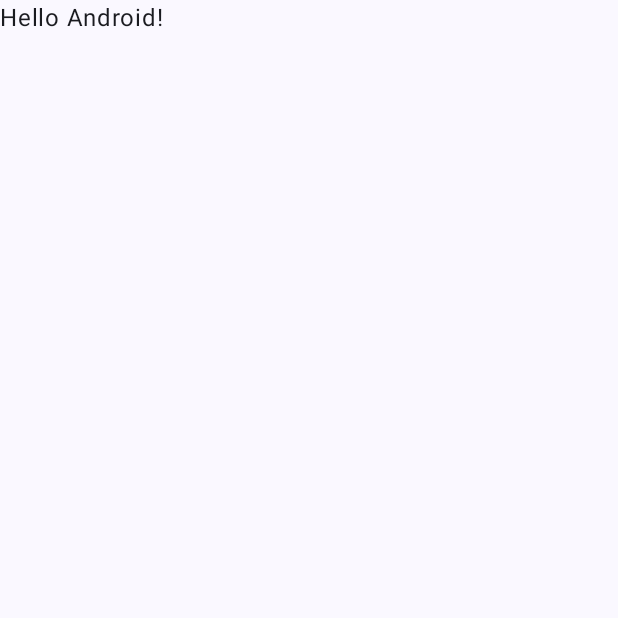
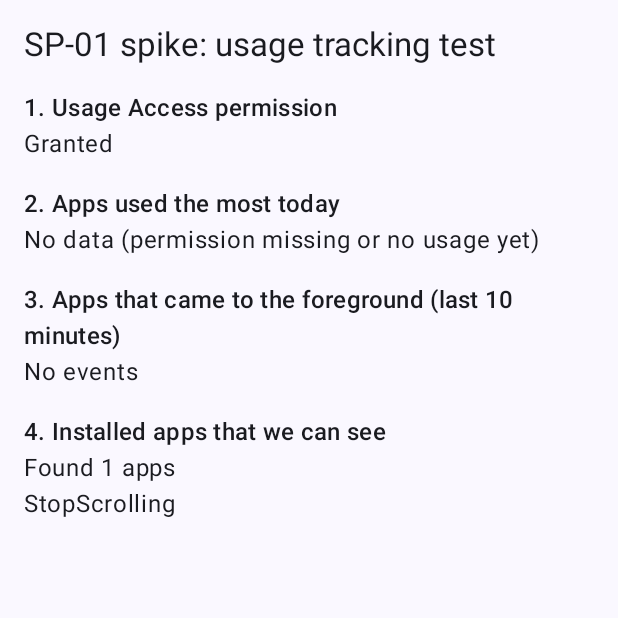
Before and after one commit to AuroraHEL/StopScrolling, an Android app built with Jetpack Compose: the screen it shows after launch (MainActivity), on a phone screen of 412 x 824 dp, the top half of it. Before the commit the part shown is almost empty. Run offline under Robolectric (Android 15) with nearby library versions, the phone set to English and light mode, and no system bars.

Commit message:
SP-01: add usage tracking test screen

```diff
--- a/app/src/main/AndroidManifest.xml
+++ b/app/src/main/AndroidManifest.xml
@@ -1,6 +1,17 @@
 <?xml version="1.0" encoding="utf-8"?>
 <manifest xmlns:android="http://schemas.android.com/apk/res/android"
     xmlns:tools="http://schemas.android.com/tools">
+
+    <uses-permission
+        android:name="android.permission.PACKAGE_USAGE_STATS"
+        tools:ignore="ProtectedPermissions" />
+
+    <queries>
+        <intent>
+            <action android:name="android.intent.action.MAIN" />
+            <category android:name="android.intent.category.LAUNCHER" />
+        </intent>
+    </queries>
 
     <application
         android:allowBackup="true"
--- a/app/src/main/java/com/example/stopscrolling/MainActivity.kt
+++ b/app/src/main/java/com/example/stopscrolling/MainActivity.kt
@@ -4,44 +4,126 @@ import android.os.Bundle
 import androidx.activity.ComponentActivity
 import androidx.activity.compose.setContent
 import androidx.activity.enableEdgeToEdge
+import androidx.compose.foundation.layout.Column
+import androidx.compose.foundation.layout.Spacer
 import androidx.compose.foundation.layout.fillMaxSize
+import androidx.compose.foundation.layout.height
 import androidx.compose.foundation.layout.padding
+import androidx.compose.foundation.rememberScrollState
+import androidx.compose.foundation.verticalScroll
+import androidx.compose.material3.Button
+import androidx.compose.material3.MaterialTheme
 import androidx.compose.material3.Scaffold
 import androidx.compose.material3.Text
 import androidx.compose.runtime.Composable
+import androidx.compose.runtime.getValue
+import androidx.compose.runtime.mutableIntStateOf
+import androidx.compose.runtime.remember
+import androidx.compose.runtime.setValue
 import androidx.compose.ui.Modifier
-import androidx.compose.ui.tooling.preview.Preview
+import androidx.compose.ui.platform.LocalContext
+import androidx.compose.ui.unit.dp
 import com.example.stopscrolling.ui.theme.StopScrollingTheme
 
+// Spike SP-01: test screen. It only shows what Android lets us read.
 class MainActivity : ComponentActivity() {
+
+    // This number changes every time the user comes back to the app
+    // (for example from the settings or from another app).
+    // When it changes, the screen reads the data again.
+    private var refreshCount by mutableIntStateOf(0)
+
     override fun onCreate(savedInstanceState: Bundle?) {
         super.onCreate(savedInstanceState)
         enableEdgeToEdge()
         setContent {
             StopScrollingTheme {
                 Scaffold(modifier = Modifier.fillMaxSize()) { innerPadding ->
-                    Greeting(
-                        name = "Android",
+                    SpikeScreen(
+                        refreshCount = refreshCount,
                         modifier = Modifier.padding(innerPadding)
                     )
                 }
             }
         }
     }
+
+    override fun onResume() {
+        super.onResume()
+        refreshCount++
+    }
 }
 
 @Composable
-fun Greeting(name: String, modifier: Modifier = Modifier) {
-    Text(
-        text = "Hello $name!",
+fun SpikeScreen(refreshCount: Int, modifier: Modifier = Modifier) {
+    val context = LocalContext.current
+
+    // "remember(refreshCount)" runs the code again when refreshCount changes
+    val hasAccess = remember(refreshCount) { hasUsageAccess(context) }
+    val todayUsage = remember(refreshCount) {
+        if (hasAccess) getTodayUsage(context) else emptyList()
+    }
+    val foregroundApps = remember(refreshCount) {
+        if (hasAccess) getRecentForegroundApps(context) else emptyList()
+    }
+    val launchableApps = remember(refreshCount) { getLaunchableApps(context) }
+
+    Column(
         modifier = modifier
-    )
-}
+            .verticalScroll(rememberScrollState())
+            .padding(16.dp)
+    ) {
+        Text(
+            text = "SP-01 spike: usage tracking test",
+            style = MaterialTheme.typography.titleLarge
+        )
+        Spacer(modifier = Modifier.height(16.dp))
 
-@Preview(showBackground = true)
-@Composable
-fun GreetingPreview() {
-    StopScrollingTheme {
-        Greeting("Android")
+        // Test 1: permission
+        Text(
+            text = "1. Usage Access permission",
+            style = MaterialTheme.typography.titleMedium
+        )
+        Text(text = if (hasAccess) "Granted" else "NOT granted")
+        if (!hasAccess) {
+            Button(onClick = { openUsageAccessSettings(context) }) {
+                Text(text = "Open Usage Access settings")
+            }
+        }
+        Spacer(modifier = Modifier.height(16.dp))
+
+        // Test 2: usage time of today
+        Text(
+            text = "2. Apps used the most today",
+            style = MaterialTheme.typography.titleMedium
+        )
+        if (todayUsage.isEmpty()) {
+            Text(text = "No data (permission missing or no usage yet)")
+        }
+        todayUsage.forEach { app ->
+            Text(text = "${app.label}: ${app.seconds / 60} min ${app.seconds % 60} s")
+        }
+        Spacer(modifier = Modifier.height(16.dp))
+
+        // Test 3: foreground app (newest first)
+        Text(
+            text = "3. Apps that came to the foreground (last 10 minutes)",
+            style = MaterialTheme.typography.titleMedium
+        )
+        if (foregroundApps.isEmpty()) {
+            Text(text = "No events")
+        }
+        foregroundApps.forEach { line ->
+            Text(text = line)
+        }
+        Spacer(modifier = Modifier.height(16.dp))
+
+        // Test 4: installed apps that the user can open
+        Text(
+            text = "4. Installed apps that we can see",
+            style = MaterialTheme.typography.titleMedium
+        )
+        Text(text = "Found ${launchableApps.size} apps")
+        Text(text = launchableApps.take(10).joinToString(", "))
     }
 }
--- /dev/null
+++ b/app/src/main/java/com/example/stopscrolling/UsageSpike.kt
@@ -0,0 +1,125 @@
+package com.example.stopscrolling
+
+import android.Manifest
+import android.app.AppOpsManager
+import android.app.usage.UsageEvents
+import android.app.usage.UsageStatsManager
+import android.content.Context
+import android.content.Intent
+import android.content.pm.PackageManager
+import android.os.Build
+import android.os.Process
+import android.provider.Settings
+import androidx.annotation.RequiresPermission
+import java.text.SimpleDateFormat
+import java.util.Calendar
+import java.util.Date
+import java.util.Locale
+
+// Spike SP-01: small helper functions to test what Android allows us to do.
+// This is test code. It will not be part of the final app.
+
+// One app and how many seconds it was used today
+data class AppUsage(val label: String, val seconds: Long)
+
+// ---------- Question 1: permission and usage time ----------
+
+// Usage Access is a special permission. The user must turn it on in the Android settings.
+// We check it with AppOpsManager, because there is no normal permission dialog for it.
+@Suppress("DEPRECATION")
+fun hasUsageAccess(context: Context): Boolean {
+    val appOps = context.getSystemService(Context.APP_OPS_SERVICE) as AppOpsManager
+    val mode = if (Build.VERSION.SDK_INT >= Build.VERSION_CODES.Q) {
+        appOps.unsafeCheckOpNoThrow(
+            AppOpsManager.OPSTR_GET_USAGE_STATS,
+            Process.myUid(),
+            context.packageName
+        )
+    } else {
+        appOps.checkOpNoThrow(
+            AppOpsManager.OPSTR_GET_USAGE_STATS,
+            Process.myUid(),
+            context.packageName
+        )
+    }
+    return mode == AppOpsManager.MODE_ALLOWED
+}
+
+// Opens the Android screen where the user can give the Usage Access permission
+fun openUsageAccessSettings(context: Context) {
+    context.startActivity(Intent(Settings.ACTION_USAGE_ACCESS_SETTINGS))
+}
+
+// Time of today at 00:00
+private fun startOfToday(): Long {
+    val calendar = Calendar.getInstance()
+    calendar.set(Calendar.HOUR_OF_DAY, 0)
+    calendar.set(Calendar.MINUTE, 0)
+    calendar.set(Calendar.SECOND, 0)
+    calendar.set(Calendar.MILLISECOND, 0)
+    return calendar.timeInMillis
+}
+
+// Name of the app that the user sees (for example "Chrome").
+// If we cannot see the app, we show the package name.
+private fun getLabel(context: Context, packageName: String): String {
+    return try {
+        val packageManager = context.packageManager
+        val info = packageManager.getApplicationInfo(packageName, 0)
+        packageManager.getApplicationLabel(info).toString()
+    } catch (e: PackageManager.NameNotFoundException) {
+        packageName
+    }
+}
+
+// The apps that were used the most today, with the time in the foreground
+@RequiresPermission(Manifest.permission.PACKAGE_USAGE_STATS)
+fun getTodayUsage(context: Context, howMany: Int = 5): List<AppUsage> {
+    val manager = context.getSystemService(Context.USAGE_STATS_SERVICE) as UsageStatsManager
+    val stats = manager.queryAndAggregateUsageStats(startOfToday(), System.currentTimeMillis())
+    return stats.values
+        .filter { it.totalTimeInForeground > 0 }
+        .sortedByDescending { it.totalTimeInForeground }
+        .take(howMany)
+        .map { AppUsage(getLabel(context, it.packageName), it.totalTimeInForeground / 1000) }
+}
+
+// ---------- Question 2: which app is in the foreground? ----------
+
+// Android saves an event every time an app comes to the foreground.
+// Here we read the events of the last minutes and keep only those ones.
+// The first line of the list is the app that is in the foreground now.
+@RequiresPermission(Manifest.permission.PACKAGE_USAGE_STATS)
+@Suppress("DEPRECATION")
+fun getRecentForegroundApps(context: Context, minutes: Int = 10): List<String> {
+    val manager = context.getSystemService(Context.USAGE_STATS_SERVICE) as UsageStatsManager
+    val now = System.currentTimeMillis()
+    val events = manager.queryEvents(now - minutes * 60_000L, now)
+    val event = UsageEvents.Event()
+    val formatter = SimpleDateFormat("HH:mm:ss", Locale.getDefault())
+    val result = mutableListOf<String>()
+    while (events.hasNextEvent()) {
+        events.getNextEvent(event)
+        if (event.eventType == UsageEvents.Event.MOVE_TO_FOREGROUND) {
+            val time = formatter.format(Date(event.timeStamp))
+            result.add("$time  ${getLabel(context, event.packageName)}")
+        }
+    }
+    // Newest first
+    return result.reversed()
+}
+
+// ---------- Question 4: list of installed apps ----------
+
+// All the apps that the user can open from the home screen.
+// On Android 11 and newer this needs the <queries> element in AndroidManifest.xml.
+// Without it, the list is almost empty.
+@Suppress("DEPRECATION")
+fun getLaunchableApps(context: Context): List<String> {
+    val intent = Intent(Intent.ACTION_MAIN).addCategory(Intent.CATEGORY_LAUNCHER)
+    val packageManager = context.packageManager
+    return packageManager.queryIntentActivities(intent, 0)
+        .map { it.loadLabel(packageManager).toString() }
+        .distinct()
+        .sorted()
+}
```
Also changed, not shown: 1 other file.
